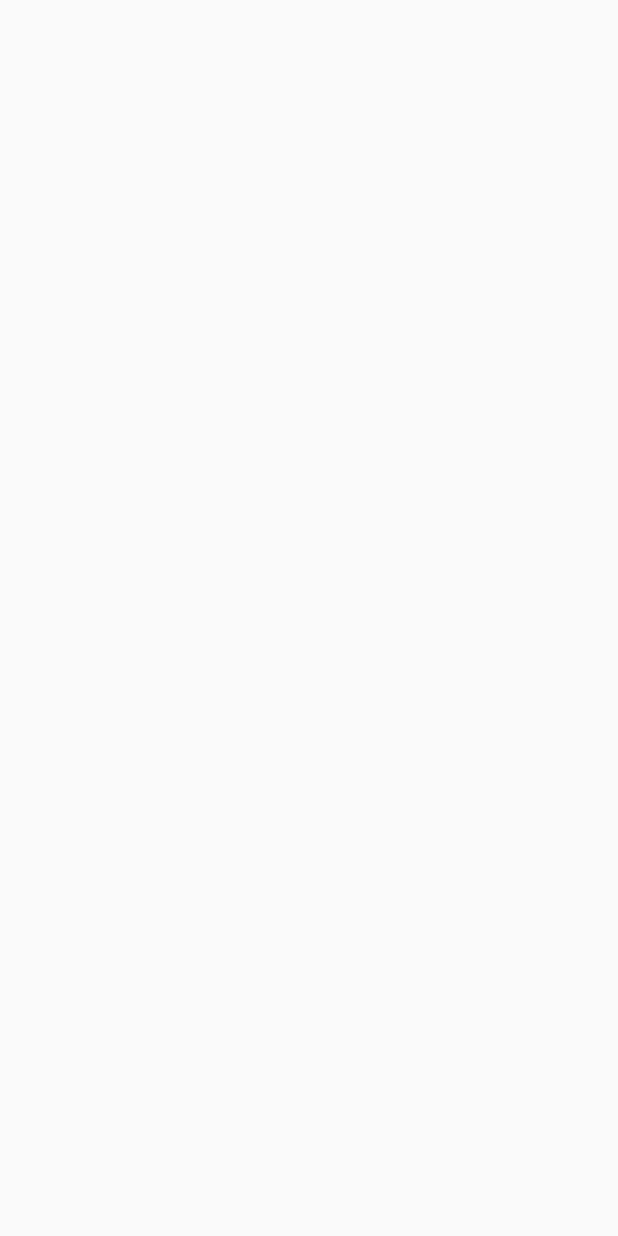
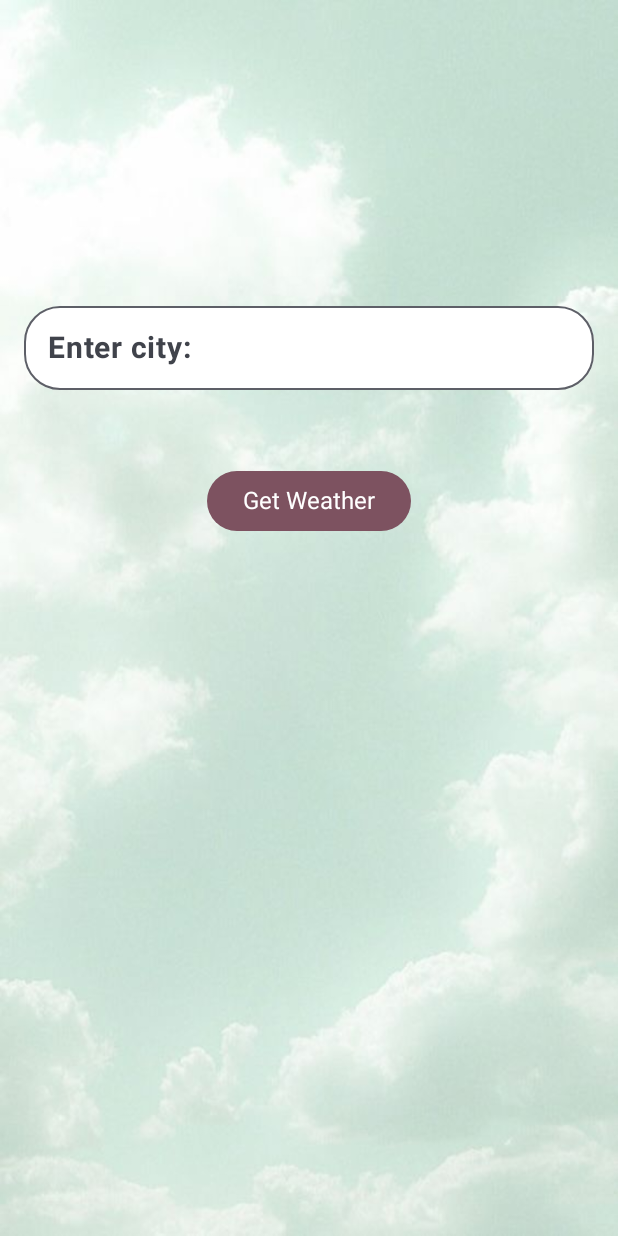
Before and after one commit to J0aoPedr0/The-weather-App, an Android app built with Jetpack Compose: the screen it shows after launch (MainActivity), on a phone screen of 412 x 824 dp. Before the commit the screen is empty. Run offline under Robolectric (Android 15) with nearby library versions, the phone set to English and light mode, and no system bars.

Commit message:
Começo da criação da tela de login e criação do componente Card, que sera reutilizado na tela principal

```diff
--- a/app/src/main/java/com/example/theweatherapp/MainActivity.kt
+++ b/app/src/main/java/com/example/theweatherapp/MainActivity.kt
@@ -11,15 +11,20 @@ import androidx.compose.material3.Text
 import androidx.compose.runtime.Composable
 import androidx.compose.ui.Modifier
 import androidx.compose.ui.tooling.preview.Preview
+import androidx.lifecycle.ViewModel
+import androidx.lifecycle.viewmodel.compose.viewModel
+import com.example.theweatherapp.presentation.WeatherScreen
 import com.example.theweatherapp.ui.theme.TheWeatherAppTheme
+import com.example.theweatherapp.view_model.WeatherViewModel
 
 class MainActivity : ComponentActivity() {
     override fun onCreate(savedInstanceState: Bundle?) {
         super.onCreate(savedInstanceState)
         enableEdgeToEdge()
         setContent {
+            val viewModel = viewModel<WeatherViewModel>()
             TheWeatherAppTheme {
-
+                WeatherScreen(viewModel = viewModel)
             }
         }
     }
--- /dev/null
+++ b/app/src/main/java/com/example/theweatherapp/components/CardWeather.kt
@@ -0,0 +1,43 @@
+package com.example.theweatherapp.components
+
+import androidx.compose.foundation.layout.Arrangement
+import androidx.compose.foundation.layout.Column
+import androidx.compose.foundation.layout.Row
+import androidx.compose.foundation.layout.fillMaxSize
+import androidx.compose.foundation.layout.padding
+import androidx.compose.foundation.layout.size
+import androidx.compose.material3.Card
+import androidx.compose.material3.CardDefaults
+import androidx.compose.material3.Text
+import androidx.compose.runtime.Composable
+import androidx.compose.ui.Alignment
+import androidx.compose.ui.Modifier
+import androidx.compose.ui.graphics.Color
+import androidx.compose.ui.graphics.vector.ImageVector
+import androidx.compose.ui.res.vectorResource
+import androidx.compose.ui.tooling.preview.Preview
+import androidx.compose.ui.unit.dp
+import com.example.theweatherapp.R
+
+@Composable
+fun CardWeather(label: String, value: String, icon: ImageVector) {
+    Card(Modifier
+        .size(150.dp)
+        .padding(8.dp),
+        colors = CardDefaults.cardColors(Color.White),
+        elevation = CardDefaults.cardElevation(6.dp)){
+        Column(Modifier
+            .fillMaxSize(),
+            horizontalAlignment = Alignment.Start,
+            verticalArrangement = Arrangement.Top) {
+            Row {}
+        }
+    }
+}
+
+@Preview
+@Composable
+private fun CardWeatherPreview() {
+    CardWeather("Cu de cachorro", "10",
+        ImageVector.vectorResource(id = R.drawable.ic_launcher_foreground))
+}
--- /dev/null
+++ b/app/src/main/java/com/example/theweatherapp/presentation/WeatherScreen.kt
@@ -0,0 +1,126 @@
+@file:Suppress("UNREACHABLE_CODE")
+
+package com.example.theweatherapp.presentation
+
+import androidx.compose.foundation.background
+import androidx.compose.foundation.layout.Arrangement
+import androidx.compose.foundation.layout.Box
+import androidx.compose.foundation.layout.Column
+import androidx.compose.foundation.layout.Spacer
+import androidx.compose.foundation.layout.fillMaxSize
+import androidx.compose.foundation.layout.fillMaxWidth
+import androidx.compose.foundation.layout.height
+import androidx.compose.foundation.layout.padding
+import androidx.compose.foundation.shape.CircleShape
+import androidx.compose.foundation.shape.RoundedCornerShape
+import androidx.compose.foundation.text.KeyboardActions
+import androidx.compose.foundation.text.KeyboardOptions
+import androidx.compose.material3.Button
+import androidx.compose.material3.ButtonColors
+import androidx.compose.material3.ButtonDefaults
+import androidx.compose.material3.ExperimentalMaterial3Api
+import androidx.compose.material3.OutlinedTextField
+import androidx.compose.material3.OutlinedTextFieldDefaults
+import androidx.compose.material3.Text
+import androidx.compose.material3.TextFieldDefaults
+import androidx.compose.runtime.Composable
+import androidx.compose.runtime.collectAsState
+import androidx.compose.runtime.getValue
+import androidx.compose.runtime.mutableStateOf
+import androidx.compose.runtime.remember
+import androidx.compose.runtime.setValue
+import androidx.compose.ui.Alignment
+import androidx.compose.ui.Modifier
+import androidx.compose.ui.draw.clip
+import androidx.compose.ui.draw.paint
+import androidx.compose.ui.graphics.Color
+import androidx.compose.ui.layout.ContentScale
+import androidx.compose.ui.res.painterResource
+import androidx.compose.ui.text.TextStyle
+import androidx.compose.ui.text.font.FontWeight
+import androidx.compose.ui.text.input.ImeAction
+import androidx.compose.ui.tooling.preview.Preview
+import androidx.compose.ui.unit.dp
+import androidx.compose.ui.unit.sp
+import com.example.theweatherapp.R
+import com.example.theweatherapp.ui.theme.DarkBlue
+import com.example.theweatherapp.ui.theme.Pink40
+import com.example.theweatherapp.ui.theme.Purple40
+import com.example.theweatherapp.ui.theme.Purple80
+import com.example.theweatherapp.ui.theme.PurpleGrey40
+import com.example.theweatherapp.ui.theme.PurpleGrey80
+import com.example.theweatherapp.ui.theme.TheWeatherAppTheme
+import com.example.theweatherapp.view_model.WeatherViewModel
+
+@OptIn(ExperimentalMaterial3Api::class)
+@Composable
+fun WeatherScreen(viewModel: WeatherViewModel) {
+    val weatherData by viewModel.weatherData.collectAsState()
+    var city by remember {
+        mutableStateOf(value = "")
+    }
+    val apiKey = "52f6a1b6489a878343b670e1be7174e5"
+
+    Box(
+        modifier = Modifier
+            .fillMaxSize()
+            .paint(
+                painterResource(id = R.drawable.weather_image2),
+                contentScale = ContentScale.FillBounds
+            )
+    ) {
+        Column(
+            Modifier
+                .fillMaxSize()
+                .padding(16.dp),
+            horizontalAlignment = Alignment.CenterHorizontally,
+            verticalArrangement = Arrangement.Top
+        ) {
+            Spacer(Modifier.height(180.dp))
+            OutlinedTextField(
+                value = city,
+                onValueChange = { newValue -> city = newValue },
+                Modifier
+                    .fillMaxWidth()
+                    .padding(bottom = 50.dp),
+                label = {
+                    Text(
+                        text = "Enter city:",
+                        fontSize = 20.sp,
+                        fontWeight = FontWeight.Bold
+                    )
+                },
+                placeholder = { Text(text = "City name") },
+                colors = TextFieldDefaults.outlinedTextFieldColors(
+                    containerColor = Color.White
+                ),
+                shape = RoundedCornerShape(24.dp),
+                keyboardOptions = KeyboardOptions(
+                    imeAction = ImeAction.Done
+                )
+            )
+            Button(
+                onClick = { viewModel.fetchWeather(city, apiKey) },
+                colors = ButtonDefaults.buttonColors(
+                    containerColor = Pink40,
+                    contentColor = Color.White
+                )
+            ) {
+                Text(
+                    text = "Get Weather", style = TextStyle(
+                        fontSize = 16.sp,
+                    )
+                )
+            }
+
+        }
+    }
+}
+
+@Preview(showBackground = true)
+@Composable
+private fun WeatherScreenPreview() {
+    TheWeatherAppTheme {
+        WeatherScreen(WeatherViewModel())
+    }
+}
```
Also changed, not shown: app/src/main/res/drawable/weather_image.jpg (added), app/src/main/res/drawable/weather_image2.jpg (added).
